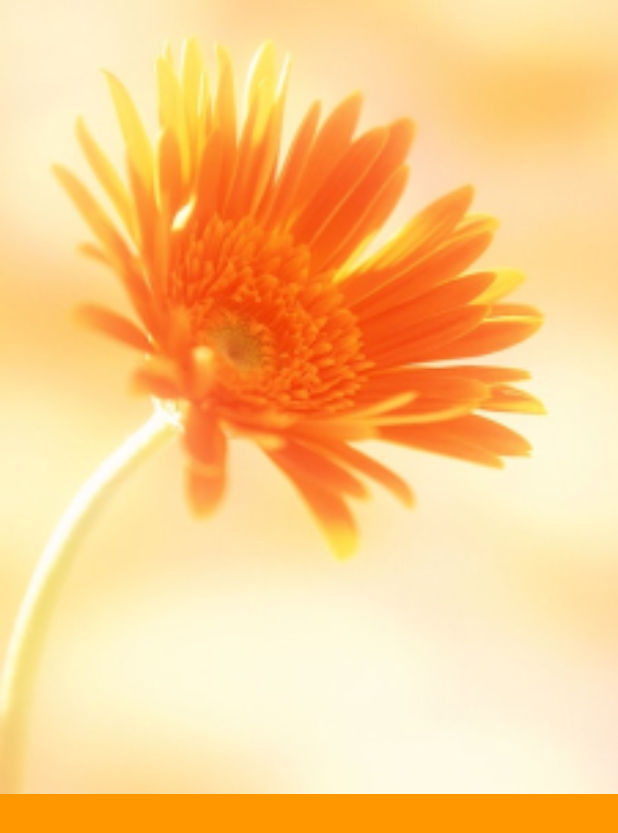
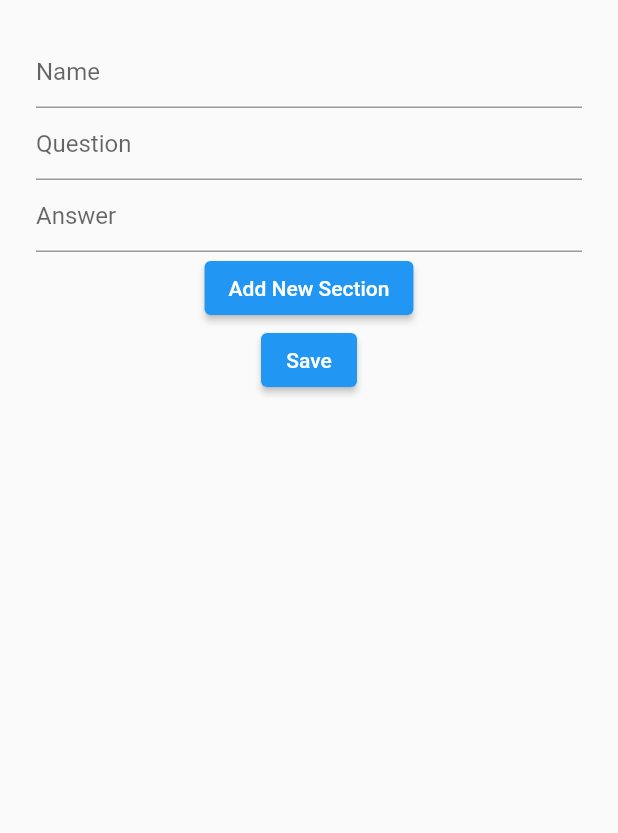
Before and after one commit to acm-projects/RememberMe, a Flutter app: the screen it shows after launch, on a phone screen of 412 x 824 dp. Shown: the top 833 px of the screen. Run offline on Flutter 3.47's test engine with Material 2 defaults, Android fonts, the light colour scheme and no system bars; our stand-ins replace cloud_firestore, firebase_auth, firebase_core; accounts and stored records are empty.

Commit message:
Add card modification page

```diff
--- a/lib/main.dart
+++ b/lib/main.dart
@@ -1,5 +1,6 @@
 import 'package:flutter/material.dart';
 import 'package:firebase_core/firebase_core.dart';
+import 'package:rememberme/screens/modifycard.dart';
 import 'firebase_options.dart';
 import 'login-signup.dart';
 
@@ -32,7 +33,7 @@ class MyApp extends StatelessWidget {
         // is not restarted.
         primarySwatch: Colors.blue,
       ),
-      home: LoginOptions(),
+      home: ModifyCard(),
     );
   }
 }
--- /dev/null
+++ b/lib/screens/modifycard.dart
@@ -0,0 +1,160 @@
+import 'package:flutter/material.dart';
+import 'package:rememberme/services/cardservice.dart';
+
+class ModifyCard extends StatefulWidget {
+  const ModifyCard({super.key, this.existingCard});
+
+  final PersonCard? existingCard;
+
+  @override
+  State<StatefulWidget> createState() => _ModifyCardState();
+}
+
+class _ModifyCardState extends State<ModifyCard> {
+  final _formKey = GlobalKey<FormState>();
+
+  String? _name;
+  Map<String, String> _questions = {};
+  final List<_QuestionWidget> _questionWidgets = [];
+
+  @override
+  void initState() {
+    if (widget.existingCard != null) {
+      _name = widget.existingCard!.data.name;
+      widget.existingCard!.data.questions.forEach((key, value) {
+        _questionWidgets.add(
+          _getDefaultQuestionWidget(key, value),
+        );
+      });
+    } else {
+      _questionWidgets.add(_getDefaultQuestionWidget(null, null));
+    }
+    super.initState();
+  }
+
+  @override
+  Widget build(BuildContext context) {
+    return Scaffold(
+      body: Padding(
+        padding: const EdgeInsets.symmetric(horizontal: 24, vertical: 24),
+        child: Center(
+          child: Form(
+            key: _formKey,
+            child: Column(
+              children: <Widget>[
+                TextFormField(
+                  decoration: const InputDecoration(hintText: 'Name'),
+                  validator: (value) {
+                    if (value == null || value.isEmpty) {
+                      return 'Please enter a name';
+                    }
+                    return null;
+                  },
+                  initialValue: _name,
+                  onSaved: (newValue) => _name = newValue!,
+                ),
+                ..._questionWidgets,
+                ElevatedButton(
+                  onPressed: () {
+                    setState(() {
+                      _questionWidgets.add(
+                        _getDefaultQuestionWidget(null, null),
+                      );
+                    });
+                  },
+                  child: const Text('Add New Section'),
+                ),
+                ElevatedButton(
+                  onPressed: () {
+                    if (_formKey.currentState!.validate()) {
+                      _questions = {}; // Clear old values
+                      _formKey.currentState!.save();
+                      _saveCard();
+                    }
+                  },
+                  child: const Text('Save'),
+                ),
+              ],
+            ),
+          ),
+        ),
+      ),
+    );
+  }
+
+  _QuestionWidget _getDefaultQuestionWidget(String? question, String? answer) {
+    return _QuestionWidget(
+      initialQuestion: question,
+      initialAnswer: answer,
+      onSaved: (newValue) {
+        // Assume not-null because save is called after validation
+        _questions[newValue!.key!] = newValue.value!;
+      },
+    );
+  }
+
+  void _saveCard() {
+    var data = PersonCardData(
+      name: _name!,
+      questions: _questions,
+    );
+
+    try {
+      if (widget.existingCard == null) {
+        CardService.addCard(data);
+      } else {
+        CardService.modifyCard(
+          PersonCard(
+            widget.existingCard!.id,
+            data,
+          ),
+        );
+      }
+      Navigator.pop(context);
+    } catch (e) {}
+  }
+}
+
+class _QuestionWidget extends FormField<MapEntry<String?, String?>> {
+  final String? initialQuestion, initialAnswer;
+
+  _QuestionWidget({
+    this.initialQuestion,
+    this.initialAnswer,
+    FormFieldSetter<MapEntry<String?, String?>>? onSaved,
+  }) : super(
+          onSaved: onSaved,
+          builder: (FormFieldState<MapEntry<String?, String?>> state) {
+            return Column(
+              children: [
+                TextFormField(
+                  decoration: const InputDecoration(hintText: 'Question'),
+                  initialValue: initialQuestion,
+                  onChanged: (value) {
+                    state.didChange(MapEntry(value, state.value?.value ?? ''));
+                  },
+                  validator: (value) {
+                    if (value == null || value.isEmpty) {
+                      return 'Please enter a question';
+                    }
+                    return null;
+                  },
+                ),
+                TextFormField(
+                  decoration: const InputDecoration(hintText: 'Answer'),
+                  initialValue: initialAnswer,
+                  onChanged: (value) {
+                    state.didChange(MapEntry(state.value?.key ?? '', value));
+                  },
+                  validator: (value) {
+                    if (value == null || value.isEmpty) {
+                      return 'Please enter an answer';
+                    }
+                    return null;
+                  },
+                ),
+              ],
+            );
+          },
+        );
+}
--- /dev/null
+++ b/lib/services/cardservice.dart
@@ -0,0 +1,58 @@
+import 'package:cloud_firestore/cloud_firestore.dart';
+
+import 'userservice.dart';
+
+class CardService {
+  static Future<PersonCard> addCard(PersonCardData card) async {
+    var userDocRef = UserService.getUserDocRef();
+    var cardRef = await userDocRef.collection('cards').add(card.getAsMap());
+    return PersonCard(cardRef.id, card);
+  }
+
+  static void modifyCard(PersonCard card) async {
+    var cardDoc = UserService.getUserDocRef().collection('cards').doc(card.id);
+    await cardDoc.set(card.data.getAsMap());
+  }
+
+  static Future<List<PersonCard>> getMasterDeck() async {
+    var cardsRef = UserService.getUserDocRef().collection('cards');
+    var cardsSnapshot = await cardsRef.get();
+    return cardsSnapshot.docs.map((e) => PersonCard.fromDocument(e)).toList();
+  }
+}
+
+class PersonCard {
+  PersonCard(this.id, this.data);
+
+  factory PersonCard.fromDocument(
+      DocumentSnapshot<Map<String, dynamic>> snapshot) {
+    String id = snapshot.id;
+    Map<String, dynamic> docData = snapshot.data()!;
+    PersonCardData personCardData = PersonCardData.fromMap(docData);
+    return PersonCard(id, personCardData);
+  }
+
+  final String id;
+  final PersonCardData data;
+}
+
+class PersonCardData {
+  PersonCardData({required this.name, required this.questions});
+
+  final String name;
+  final Map<String, String> questions;
+
+  factory PersonCardData.fromMap(Map<String, dynamic> data) {
+    return PersonCardData(
+      name: data['name'],
+      questions: data['questions'],
+    );
+  }
+
+  Map<String, dynamic> getAsMap() {
+    return <String, dynamic>{
+      'name': name,
+      'questions': questions,
+    };
+  }
+}
```
Also changed, not shown: lib/services/authservice.dart (+7 -1 lines), lib/services/userservice.dart (added, +17 -0 lines).
